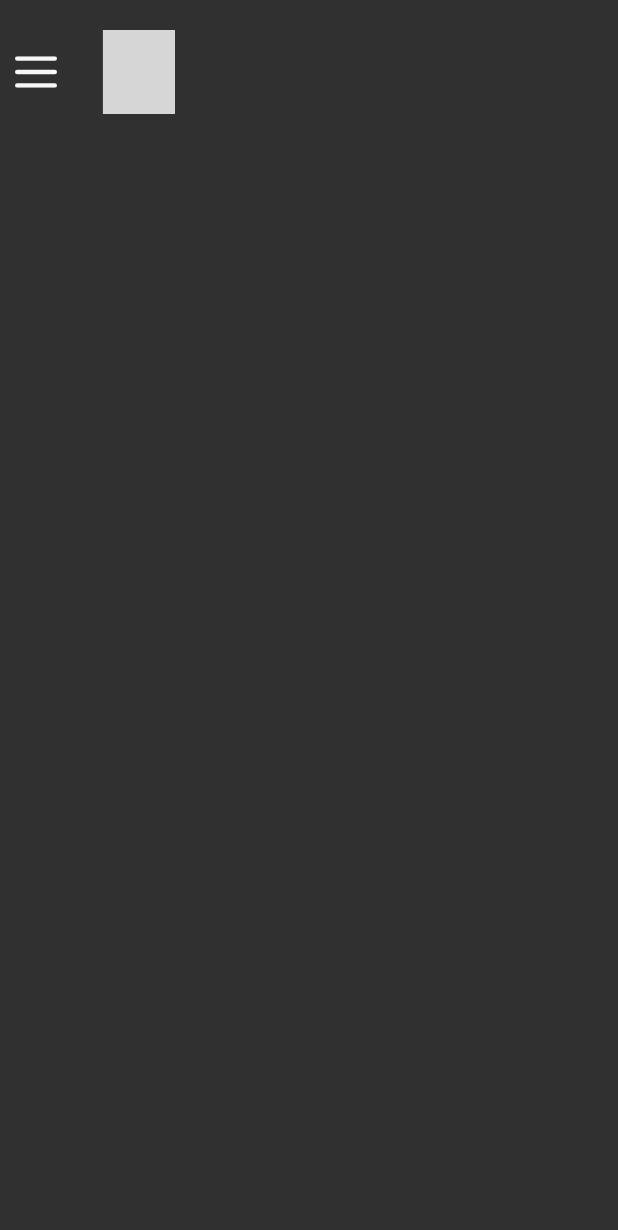
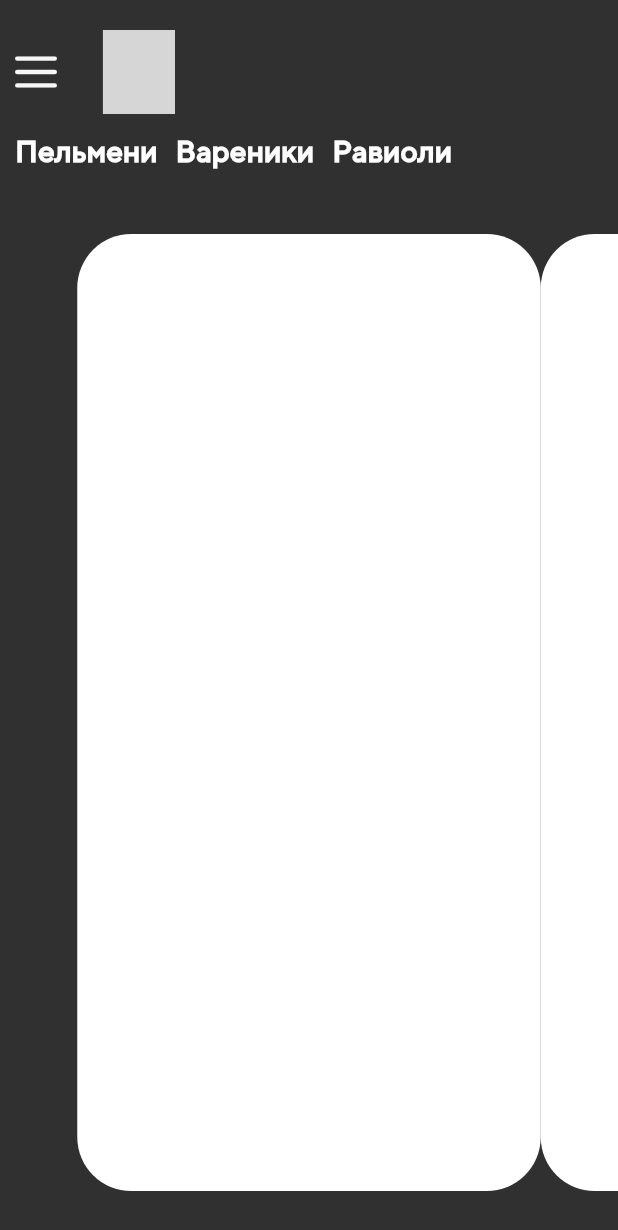
Before and after one commit to Donquixot228/Pelmeniy_Czech, a Flutter app: the screen it shows after launch, on a phone screen of 412 x 824 dp. Shown: the top 1230 px of the screen. Run offline on Flutter 3.47's test engine with Material 2 defaults, Android fonts, the light colour scheme and no system bars; our stand-ins replace flutter_svg; missing offline and left inert: neon; grey boxes are pictures that could not be loaded.

Commit message:
add photo and category

```diff
--- /dev/null
+++ b/lib/models/category_model.dart
@@ -0,0 +1,19 @@
+class Category {
+  final String name;
+
+  const Category({
+    required this.name,
+  });
+
+
+
+
+static List<Category> categories = [
+  Category(name: 'Пельмени'),
+  Category(name: 'Вареники'),
+  Category(name: 'Равиоли'),
+];
+
+
+
+}
--- a/lib/models/product_model.dart
+++ b/lib/models/product_model.dart
@@ -12,8 +12,10 @@ class Products {
   });
 
 
+  static List<Products> products = [
+    const Products(name: 'Пельмени с курицей-индейкой  ', photo: "assets/images/products/Kyritsa-indeyka.png", price: 180, category: 'Пельмени'),
+    const Products(name: 'Пельмени с курицей',photo: "assets/images/products/Kyritsa.png",price:210,category: 'Пельмени'),
+    const Products(name: 'Пельмени свинина-телятина',photo: "assets/images/products/Svinina-tel.png",price:210,category: 'Пельмени'),
 
-  static List<Products> products = [
-    const Products(name: 'Пельмени с кроликом ', photo: "", price: 180, category: 'Пельмени'),
   ];
 }
--- a/lib/pages/home_page.dart
+++ b/lib/pages/home_page.dart
@@ -1,14 +1,54 @@
 import 'package:flutter/material.dart';
+import 'package:pelmeniy_czech/models/category_model.dart';
+import 'package:pelmeniy_czech/models/product_model.dart';
 
 import 'package:pelmeniy_czech/widgets/custom_app_bar.dart';
 
 class HomePage extends StatelessWidget {
+  final _pageController = PageController(viewportFraction: 0.75);
+
   @override
   Widget build(BuildContext context) {
     return Scaffold(
       body: Column(
         children: [
           CustomAppBar(),
+          SizedBox(
+            height: 50,
+            child: Padding(
+              padding: const EdgeInsets.only(left: 10),
+              child: Row(
+                children: List.generate(
+                    Category.categories.length,
+                    (element) => Padding(
+                          padding: const EdgeInsets.only(right: 12.0),
+                          child: Text(
+                            Category.categories[element].name,
+                            style: const TextStyle(
+                                fontFamily: 'TTNorms-Medium',
+                                fontWeight: FontWeight.w800,
+                                fontSize: 20),
+                          ),
+                        )),
+              ),
+            ),
+          ),
+          Expanded(
+            child: PageView.builder(
+              physics: const BouncingScrollPhysics(),
+              controller: _pageController,
+              itemCount: Products.products.length,
+              itemBuilder: (context, index) {
+                return Container(
+                  margin: const EdgeInsets.symmetric(vertical: 30),
+                  decoration: BoxDecoration(
+                    borderRadius: BorderRadius.circular(36),
+                    color: Colors.white,
+                  ),
+                );
+              },
+            ),
+          )
         ],
       ),
     );
--- a/pubspec.yaml
+++ b/pubspec.yaml
@@ -90,6 +90,12 @@ flutter:
     - family: Belsamiq-Regular
       fonts:
         - asset: assets/fonts/BalsamiqSans-Regular.ttf
+    - family: TTNorms-Medium
+      fonts:
+        - asset: assets/fonts/TTNorms-Medium.ttf
+    - family: TTNorms-Regular
+      fonts:
+        - asset: assets/fonts/TTNorms-Regular.ttf
 
   # For details regarding fonts from package dependencies,
   # see https://flutter.dev/custom-fonts/#from-packages
```
Also changed, not shown: assets/fonts/TTNorms-Medium.ttf (added), assets/fonts/TTNorms-Regular.ttf (added), assets/images/products/Kyritsa-indeyka.png (added), assets/images/products/Kyritsa.png (added), assets/images/products/Svinina-tel.png (added).
